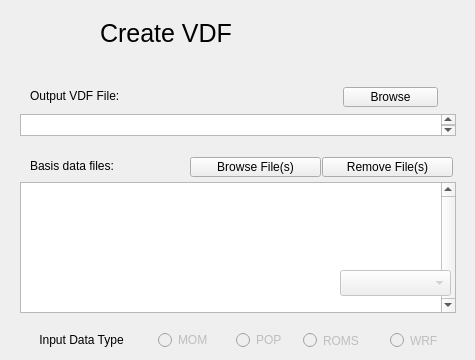
yyr/vapor, file apps/vdcwizard/ui/Page2.ui: the form before one commit.
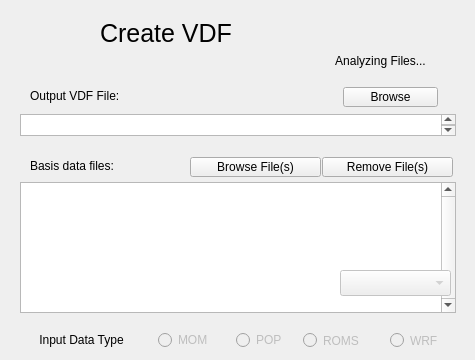
The form after the commit.

Commit message: Added message to notify user that program is not hanging during DCReader creation

Patch:
```diff
--- a/apps/vdcwizard/ui/Page2.ui
+++ b/apps/vdcwizard/ui/Page2.ui
@@ -314,6 +314,28 @@
     </property>
    </item>
   </widget>
+  <widget class="QLabel" name="processIndicator">
+   <property name="geometry">
+    <rect>
+     <x>310</x>
+     <y>40</y>
+     <width>141</width>
+     <height>41</height>
+    </rect>
+   </property>
+   <property name="layoutDirection">
+    <enum>Qt::LeftToRight</enum>
+   </property>
+   <property name="text">
+    <string>Analyzing Files...</string>
+   </property>
+   <property name="alignment">
+    <set>Qt::AlignCenter</set>
+   </property>
+   <property name="wordWrap">
+    <bool>true</bool>
+   </property>
+  </widget>
  </widget>
  <resources/>
  <connections/>
```
The commit also changes 1 other file.
